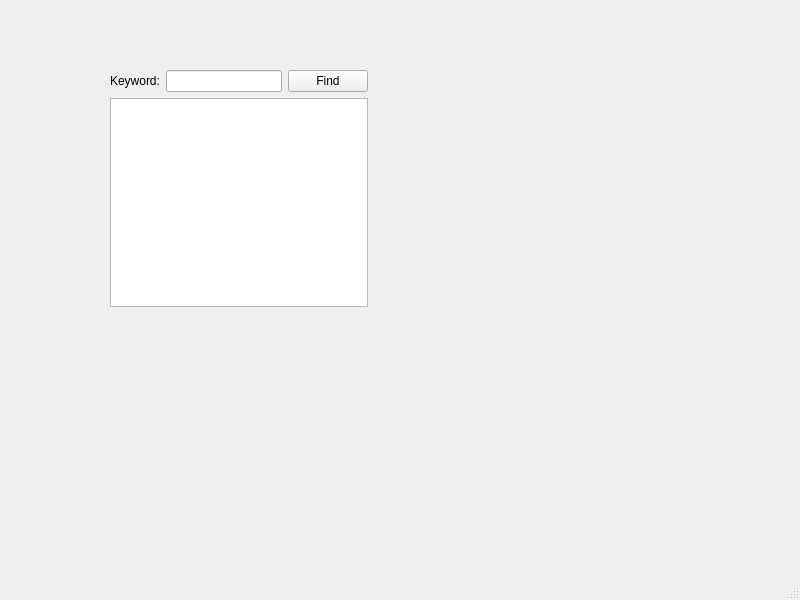
Above: mainwindow.ui from ChrisPaliqaw/my_rqt before the change. Below: the same form after it.
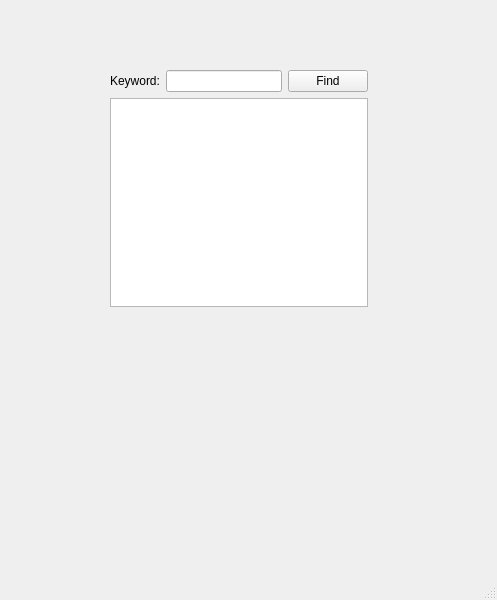
That is the form after the change.

What changed in the file:
```diff
--- a/mainwindow.ui
+++ b/mainwindow.ui
@@ -6,7 +6,7 @@
    <rect>
     <x>0</x>
     <y>0</y>
-    <width>800</width>
+    <width>497</width>
     <height>600</height>
    </rect>
   </property>
@@ -14,7 +14,7 @@
    <string>MainWindow</string>
   </property>
   <widget class="QWidget" name="centralwidget">
-   <widget class="QWidget" name="">
+   <widget class="QWidget" name="layoutWidget">
     <property name="geometry">
      <rect>
       <x>110</x>
```
Left out of the diff: 2 changed lines with no effect on the pictures.
